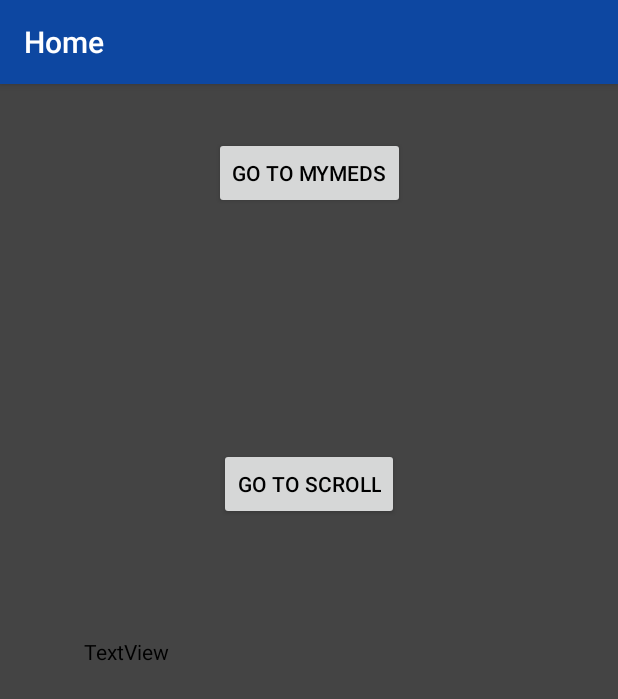
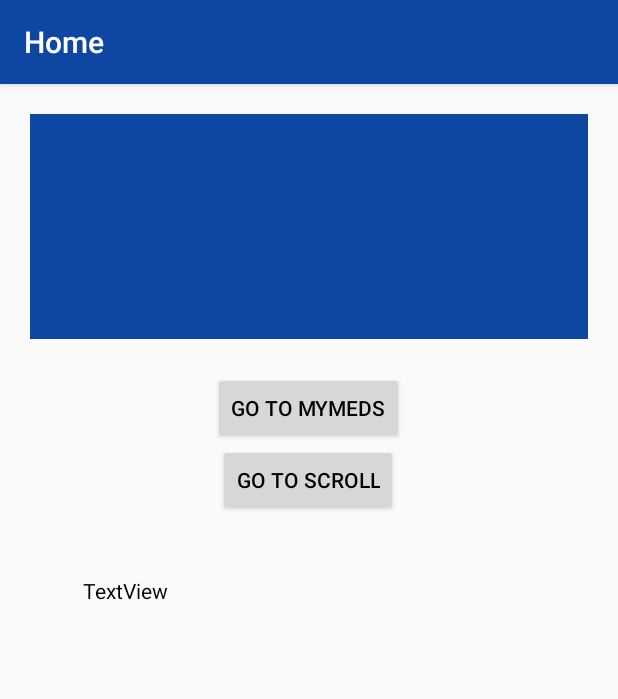
Before and after one commit to ericke8/Med-Data, an Android app: the MainActivity screen opened directly, with no data from a screen before it, on a phone screen of 412 x 824 dp. Shown: the top 699 px of the screen. Run offline under Robolectric (Android 15) with nearby library versions, the phone set to English and light mode, and no system bars.

Commit message:
Home files

```diff
--- a/app/src/main/java/com/example/vax/data/MainActivity.java
+++ b/app/src/main/java/com/example/vax/data/MainActivity.java
@@ -58,7 +58,6 @@ public class MainActivity extends AppCompatActivity {
     protected void onCreate(Bundle savedInstanceState) {
         super.onCreate(savedInstanceState);
         setContentView(R.layout.activity_main);
-        getWindow().getDecorView().setBackgroundColor(Color.DKGRAY);
         mTextMessage = findViewById(R.id.message);
         getSupportActionBar().setDisplayHomeAsUpEnabled(false);
 
--- a/app/src/main/res/layout/activity_main.xml
+++ b/app/src/main/res/layout/activity_main.xml
@@ -6,36 +6,29 @@
     android:layout_width="match_parent"
     android:layout_height="match_parent"
     tools:context=".data.MainActivity">
-ma
-    <TextView
-        android:id="@+id/textView2"
-        android:layout_width="wrap_content"
-        android:layout_height="wrap_content"
-        android:layout_marginTop="138dp"
-        android:text="TextView"
-        app:layout_constraintEnd_toEndOf="parent"
-        app:layout_constraintStart_toStartOf="parent"
-        app:layout_constraintTop_toTopOf="parent" />
+
 
     <Button
         android:id="@+id/button"
         android:layout_width="wrap_content"
         android:layout_height="wrap_content"
+        android:layout_marginTop="240dp"
         android:onClick="scrollSwitch"
-        android:layout_marginTop="85dp"
         android:text="Go to scroll"
         app:layout_constraintEnd_toEndOf="parent"
+        app:layout_constraintHorizontal_bias="0.498"
         app:layout_constraintStart_toStartOf="parent"
-        app:layout_constraintTop_toBottomOf="@+id/textView2" />
+        app:layout_constraintTop_toTopOf="parent" />
 
     <Button
         android:id="@+id/button3"
         android:layout_width="wrap_content"
         android:layout_height="wrap_content"
-        android:layout_marginTop="35dp"
+        android:layout_marginTop="192dp"
         android:onClick="myMedsSwitch"
         android:text="Go to mymeds"
         app:layout_constraintEnd_toEndOf="parent"
+        app:layout_constraintHorizontal_bias="0.498"
         app:layout_constraintStart_toStartOf="parent"
         app:layout_constraintTop_toTopOf="parent" />
 
@@ -43,11 +36,25 @@ ma
         android:id="@+id/json"
         android:layout_width="300dp"
         android:layout_height="231dp"
-        android:layout_marginTop="78dp"
+        android:layout_marginTop="40dp"
+        android:scrollbars="vertical"
         android:text="TextView"
         app:layout_constraintEnd_toEndOf="parent"
+        app:layout_constraintHorizontal_bias="0.495"
         app:layout_constraintStart_toStartOf="parent"
-        android:scrollbars = "vertical"
         app:layout_constraintTop_toBottomOf="@+id/button" />
 
+    <TextView
+        android:id="@+id/textView2"
+        android:layout_width="match_parent"
+        android:layout_height="150dp"
+        android:layout_margin="20dp"
+        app:layout_constraintTop_toTopOf="parent"
+
+        android:background="@color/colorPrimary"
+        android:text="Alerts"
+        android:textAlignment="center"
+        tools:layout_editor_absoluteX="20dp"
+        tools:layout_editor_absoluteY="60dp" />
+
 </android.support.constraint.ConstraintLayout>
```
